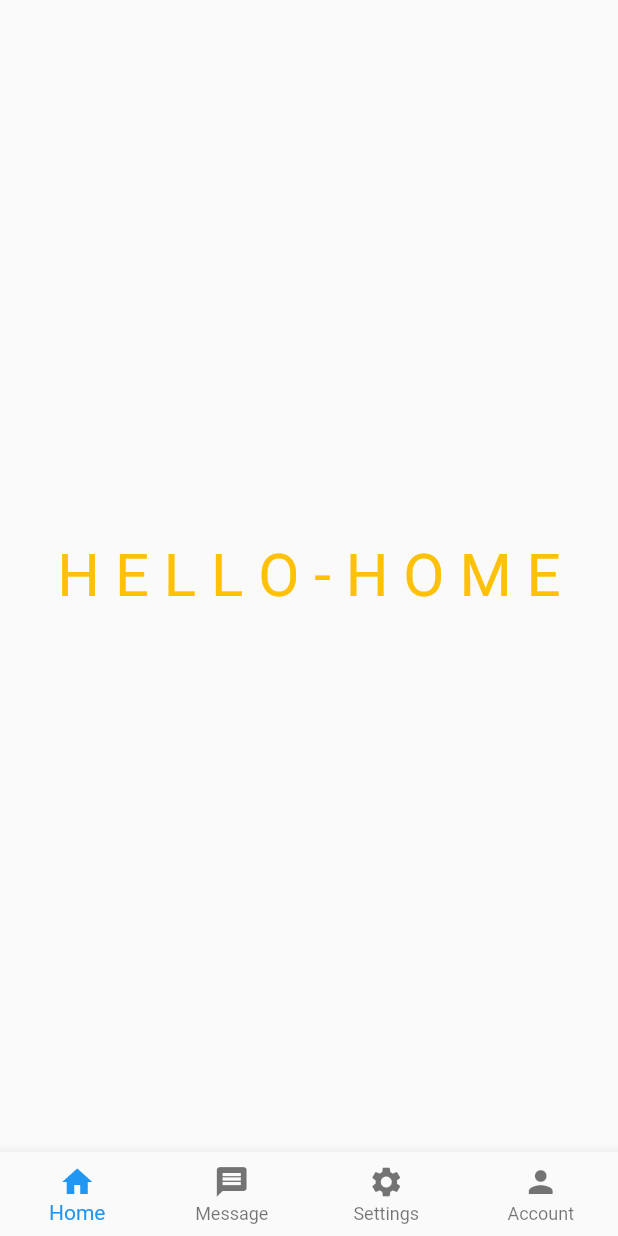
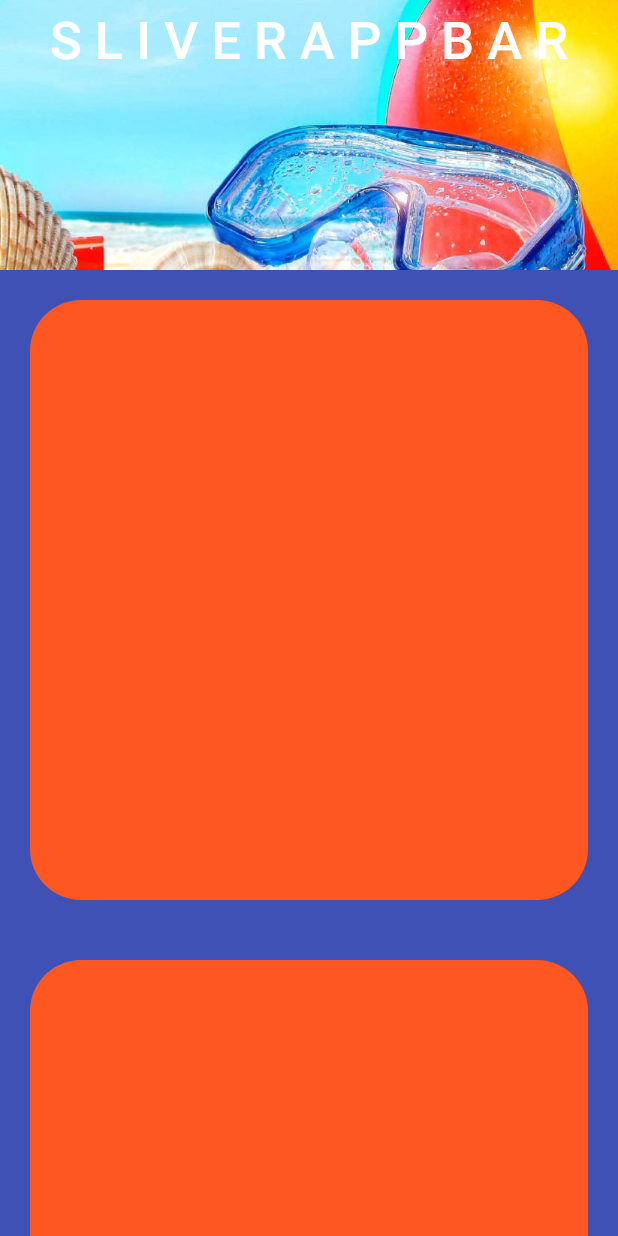
Before and after one commit to tranduclinh2067/flutter_code, a Flutter app: the screen it shows after launch, on a phone screen of 412 x 824 dp. Run offline on Flutter 3.47's test engine with Material 2 defaults, Android fonts, the phone set to English and light mode, and no system bars.

Commit message:
SLIVER APP BAR

```diff
--- a/lib/main.dart
+++ b/lib/main.dart
@@ -1,6 +1,7 @@
 import 'package:flutter/material.dart';
 import 'package:flutter/services.dart';
-import 'package:learing_1/screens/bottomnavbar/bottomnavbar.dart';
+import 'package:learing_1/screens/sliverappbar/sliverappbar.dart';
+// import 'package:learing_1/screens/bottomnavbar/bottomnavbar.dart';
 // import 'package:learing_1/screens/gridview.builder.dart';
 // import 'package:learing_1/screens/listviewbuild/listview.builder.dart';
 
@@ -15,6 +16,6 @@ class MyApp extends StatelessWidget {
   Widget build(BuildContext context) {
     SystemChrome.setSystemUIOverlayStyle(
         const SystemUiOverlayStyle(statusBarColor: Colors.transparent));
-    return MaterialApp(debugShowCheckedModeBanner: false, home: BottomNavBar());
+    return MaterialApp(debugShowCheckedModeBanner: false, home: Sliverappbar());
   }
 }
--- /dev/null
+++ b/lib/screens/sliverappbar/sliverappbar.dart
@@ -0,0 +1,86 @@
+import 'package:flutter/material.dart';
+
+class Sliverappbar extends StatelessWidget {
+  const Sliverappbar({Key? key}) : super(key: key);
+
+  @override
+  Widget build(BuildContext context) {
+    return Scaffold(
+      backgroundColor: Colors.indigo,
+      body: CustomScrollView(
+        slivers: [
+          // Sliver A
+          //pp Bar
+          SliverAppBar(
+            title: Center(
+              child: Text(
+                'S L I V E R A P P B A R',
+                style: TextStyle(fontSize: 35),
+              ),
+            ),
+            floating: true,
+            pinned: true,
+            expandedHeight: 180,
+            flexibleSpace: FlexibleSpaceBar(
+              background: Image.asset(
+                'assets/images/x.jpg',
+                width: 360,
+                height: 230,
+                fit: BoxFit.cover,
+              ),
+            ),
+          ),
+
+          SliverToBoxAdapter(
+            child: Padding(
+              padding: const EdgeInsets.all(20.0),
+              child: ClipRRect(
+                borderRadius: BorderRadius.circular(34),
+                child: Container(
+                  height: 400,
+                  color: Colors.deepOrange,
+                ),
+              ),
+            ),
+          ),
+          SliverToBoxAdapter(
+            child: Padding(
+              padding: const EdgeInsets.all(20.0),
+              child: ClipRRect(
+                borderRadius: BorderRadius.circular(34),
+                child: Container(
+                  height: 400,
+                  color: Colors.deepOrange,
+                ),
+              ),
+            ),
+          ),
+          SliverToBoxAdapter(
+            child: Padding(
+              padding: const EdgeInsets.all(20.0),
+              child: ClipRRect(
+                borderRadius: BorderRadius.circular(34),
+                child: Container(
+                  height: 400,
+                  color: Colors.deepOrange,
+                ),
+              ),
+            ),
+          ),
+          SliverToBoxAdapter(
+            child: Padding(
+              padding: const EdgeInsets.all(20.0),
+              child: ClipRRect(
+                borderRadius: BorderRadius.circular(34),
+                child: Container(
+                  height: 400,
+                  color: Colors.deepOrange,
+                ),
+              ),
+            ),
+          ),
+        ],
+      ),
+    );
+  }
+}
--- a/pubspec.yaml
+++ b/pubspec.yaml
@@ -58,8 +58,8 @@ flutter:
   uses-material-design: true
 
   # To add assets to your application, add an assets section, like this:
-  # assets:
-  #   - images/a_dot_burr.jpeg
+  assets:
+    - assets/images/x.jpg
   #   - images/a_dot_ham.jpeg
 
   # An image asset can refer to one or more resolution-specific "variants", see
```
Also changed, not shown: assets/images/x.jpg (added), assets/sliver.png (added).
